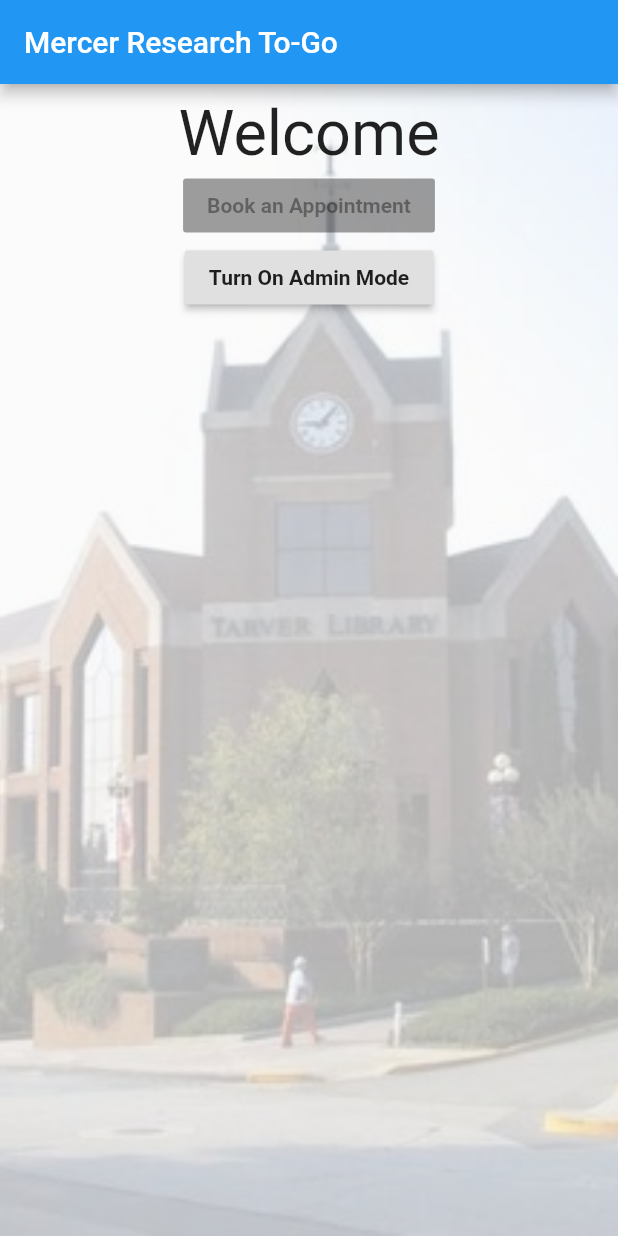
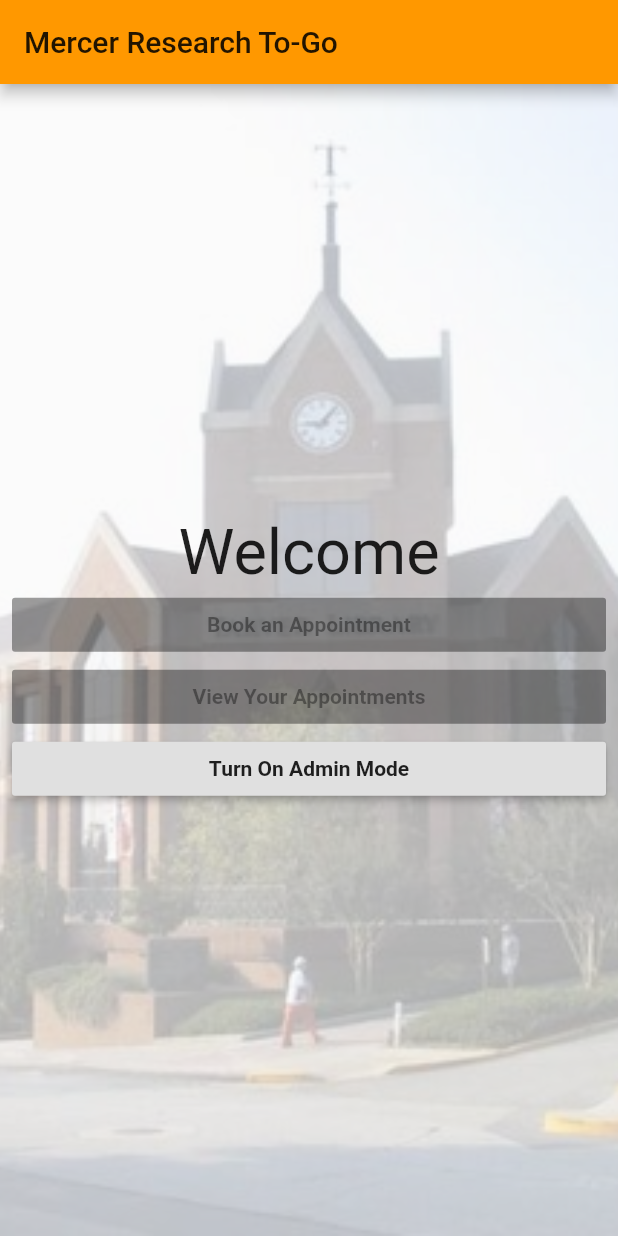
Before and after one commit to waraidev/mercer_library_app, a Flutter app: the screen it shows after launch, on a phone screen of 412 x 824 dp. Run offline on Flutter 3.47's test engine with Material 2 defaults, Android fonts, the phone set to English and light mode, and no system bars; our stand-ins replace flutter_secure_storage.

```diff
--- a/mu_library_app/mu_library_app/lib/admin_landing_page.dart
+++ b/mu_library_app/mu_library_app/lib/admin_landing_page.dart
@@ -39,11 +39,17 @@ class _AdminLandingPageState extends State<AdminLandingPage>{
               padding: EdgeInsets.all(8.0),
               child: Column(
                 crossAxisAlignment: CrossAxisAlignment.center,
+                mainAxisAlignment: MainAxisAlignment.center,
                 children: <Widget>[
                   Text("Welcome, Admin", textScaleFactor: 2.5,),
 
                   RaisedButton(
                     child: _buttonText("View All Appointments"),
+                    onPressed: null,
+                  ),
+
+                  RaisedButton(
+                    child: _buttonText("Schedule an Event"),
                     onPressed: null,
                   ),
 
--- a/mu_library_app/mu_library_app/lib/landing_page.dart
+++ b/mu_library_app/mu_library_app/lib/landing_page.dart
@@ -51,15 +51,24 @@ class _LandingPageState extends State<LandingPage>{
           child: Padding(
             padding: EdgeInsets.all(8.0),
             child: Column(
-              crossAxisAlignment: CrossAxisAlignment.center,
+              crossAxisAlignment: CrossAxisAlignment.stretch,
+              mainAxisAlignment: MainAxisAlignment.center,
               children: <Widget>[
-                Text("Welcome", textScaleFactor: 3.0,),
+                //TODO: Take a look at this and compare to other page
+                // which is better?
+                Center(child: Text("Welcome", textScaleFactor: 3.0,),),
 
                 RaisedButton(
                   child: _buttonText("Book an Appointment"),
                   onPressed: null,
                 ),
 
+                RaisedButton(
+                  child: _buttonText("View Your Appointments"),
+                  onPressed: null,
+                ),
+
+                //TODO: Turn this into a login page. This works for debug.
                 RaisedButton(
                     child: _buttonText("Turn On Admin Mode"),
                     onPressed: _turnOnAdmin,
--- a/mu_library_app/mu_library_app/lib/main.dart
+++ b/mu_library_app/mu_library_app/lib/main.dart
@@ -11,16 +11,8 @@ class MyApp extends StatelessWidget {
       title: 'Mercer Research To-Go',
       theme: ThemeData(
         // This is the theme of your application.
-        //
-        // Try running your application with "flutter run". You'll see the
-        // application has a blue toolbar. Then, without quitting the app, try
-        // changing the primarySwatch below to Colors.green and then invoke
-        // "hot reload" (press "r" in the console where you ran "flutter run",
-        // or simply save your changes to "hot reload" in a Flutter IDE).
-        // Notice that the counter didn't reset back to zero; the application
-        // is not restarted.
         //TODO: Make a theme (at least a color)
-        primarySwatch: Colors.blue,
+        primarySwatch: Colors.orange,
       ),
       home: MyHomePage(title: 'Mercer Research To-Go'),
     );
```
Also changed, not shown: mu_library_app/mu_library_app/lib/book_appt_form.dart (added, +44 -0 lines).
